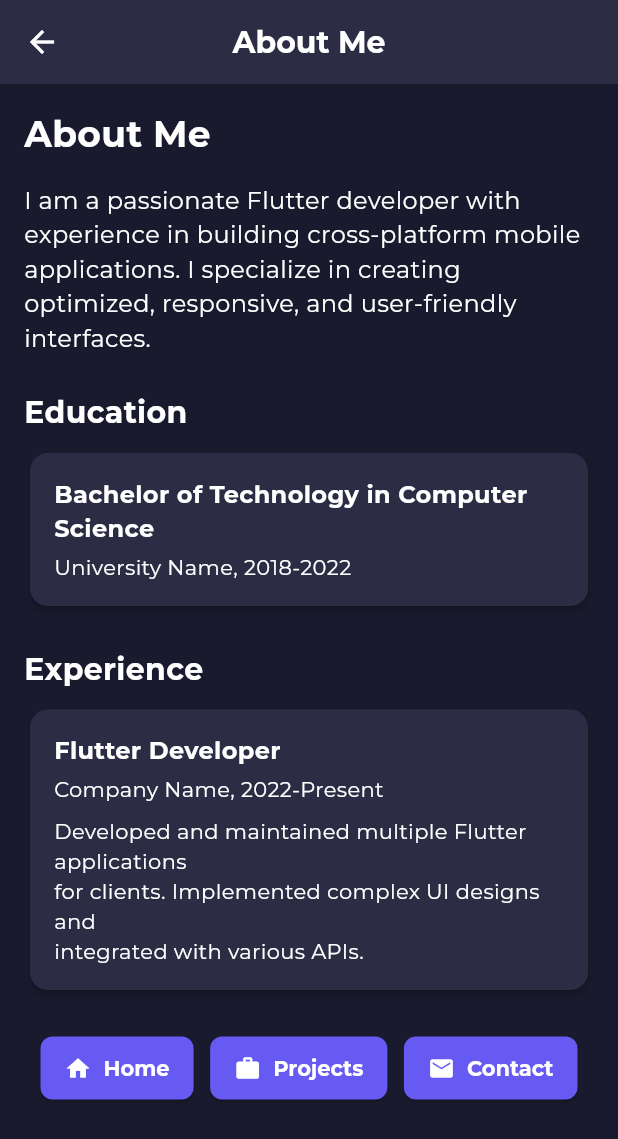
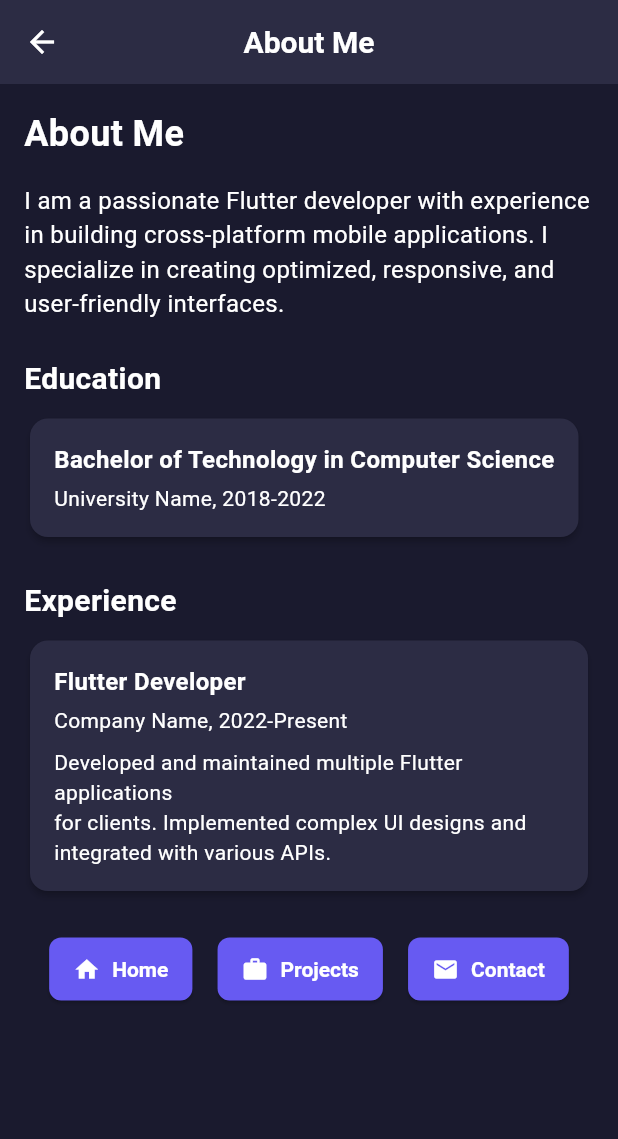
Before and after one commit to sakshamsri4/my_portfolio_web, a Flutter app: the AboutView screen opened by its route, on a phone screen of 412 x 824 dp. Shown: the top 1139 px of the screen. Run offline on Flutter 3.47's test engine with Material 3 defaults, Android fonts, the phone set to English and light mode, and no system bars; our stand-ins replace animated_text_kit, bloc, dio, flutter_svg, font_awesome_flutter, get and 3 more; missing offline and left inert: dart:html; generated files the repository leaves out were written again; project files that could hold a hidden picture were left out.

Commit message:
Refactor: Update app theme to use system fonts and preload local font files

```diff
--- a/lib/app/theme/app_theme.dart
+++ b/lib/app/theme/app_theme.dart
@@ -1,9 +1,11 @@
 import 'package:flutter/material.dart';
-import 'package:google_fonts/google_fonts.dart';
 
 class AppTheme {
   // Private constructor to prevent instantiation
   AppTheme._();
+
+  // Define a system font stack that works across all platforms
+  static const String fontFamily = '.SF Pro Text, -apple-system, BlinkMacSystemFont, Segoe UI, Roboto, Helvetica, Arial, sans-serif';
 
   // Primary color swatch
   static const MaterialColor primarySwatch = MaterialColor(
@@ -36,6 +38,7 @@
     brightness: Brightness.dark,
     primarySwatch: primarySwatch,
     primaryColor: primarySwatch,
+    fontFamily: fontFamily,  // Set the global font family
     scaffoldBackgroundColor: const Color(0xFF1A1A2E),
     colorScheme: ColorScheme.dark(
       primary: primarySwatch,
@@ -46,52 +49,62 @@
       backgroundColor: const Color(0xFF2C2C44),
       foregroundColor: Colors.white,
       elevation: 0,
-      titleTextStyle: GoogleFonts.montserrat(
+      titleTextStyle: const TextStyle(
+        fontFamily: fontFamily,
         fontWeight: FontWeight.bold,
         fontSize: 20,
         color: Colors.white,
       ),
     ),
     textTheme: TextTheme(
-      displayLarge: GoogleFonts.montserrat(
+      displayLarge: const TextStyle(
+        fontFamily: fontFamily,
         fontWeight: FontWeight.bold,
         fontSize: 32,
         color: Colors.white,
       ),
-      displayMedium: GoogleFonts.montserrat(
+      displayMedium: const TextStyle(
+        fontFamily: fontFamily,
         fontWeight: FontWeight.bold,
         fontSize: 28,
         color: Colors.white,
       ),
-      displaySmall: GoogleFonts.montserrat(
+      displaySmall: const TextStyle(
+        fontFamily: fontFamily,
         fontWeight: FontWeight.bold,
         fontSize: 24,
         color: Colors.white,
       ),
-      headlineMedium: GoogleFonts.montserrat(
+      headlineMedium: const TextStyle(
+        fontFamily: fontFamily,
         fontWeight: FontWeight.bold,
         fontSize: 20,
         color: Colors.white,
       ),
-      headlineSmall: GoogleFonts.montserrat(
+      headlineSmall: const TextStyle(
+        fontFamily: fontFamily,
         fontWeight: FontWeight.bold,
         fontSize: 18,
         color: Colors.white,
       ),
-      titleLarge: GoogleFonts.montserrat(
+      titleLarge: const TextStyle(
+        fontFamily: fontFamily,
         fontWeight: FontWeight.bold,
         fontSize: 16,
         color: Colors.white,
       ),
-      bodyLarge: GoogleFonts.montserrat(
+      bodyLarge: const TextStyle(
+        fontFamily: fontFamily,
         fontSize: 16,
         color: Colors.white,
       ),
-      bodyMedium: GoogleFonts.montserrat(
+      bodyMedium: const TextStyle(
+        fontFamily: fontFamily,
         fontSize: 14,
         color: Colors.white,
       ),
-      bodySmall: GoogleFonts.montserrat(
+      bodySmall: const TextStyle(
+        fontFamily: fontFamily,
         fontSize: 12,
         color: Colors.white70,
       ),
@@ -100,7 +113,8 @@
       style: ElevatedButton.styleFrom(
         backgroundColor: primarySwatch,
         foregroundColor: Colors.white,
-        textStyle: GoogleFonts.montserrat(
+        textStyle: const TextStyle(
+          fontFamily: fontFamily,
           fontWeight: FontWeight.bold,
         ),
         padding: const EdgeInsets.symmetric(horizontal: 16, vertical: 12),
@@ -113,7 +127,8 @@
       style: OutlinedButton.styleFrom(
         foregroundColor: primarySwatch,
         side: const BorderSide(color: primarySwatch),
-        textStyle: GoogleFonts.montserrat(
+        textStyle: const TextStyle(
+          fontFamily: fontFamily,
           fontWeight: FontWeight.bold,
         ),
         padding: const EdgeInsets.symmetric(horizontal: 16, vertical: 12),
@@ -131,7 +146,8 @@
     ),
     chipTheme: ChipThemeData(
       backgroundColor: primarySwatch.shade900,
-      labelStyle: GoogleFonts.montserrat(
+      labelStyle: TextStyle(  // Removed const here since we use non-constant values
+        fontFamily: fontFamily,
         color: Colors.white,
       ),
       padding: const EdgeInsets.symmetric(horizontal: 8),
@@ -151,6 +167,7 @@
     useMaterial3: true,
     primarySwatch: primarySwatch,
     primaryColor: primarySwatch,
+    fontFamily: fontFamily,  // Set the global font family
     scaffoldBackgroundColor: backgroundColor,
     colorScheme: ColorScheme.light(
       primary: primarySwatch,
@@ -163,7 +180,8 @@
       foregroundColor: textPrimary,
       elevation: 0,
       centerTitle: true,
-      titleTextStyle: GoogleFonts.montserrat(
+      titleTextStyle: const TextStyle(
+        fontFamily: fontFamily,
         fontWeight: FontWeight.bold,
         fontSize: 20,
         color: textPrimary,
@@ -171,45 +189,54 @@
       iconTheme: const IconThemeData(color: primarySwatch),
     ),
     textTheme: TextTheme(
-      displayLarge: GoogleFonts.montserrat(
+      displayLarge: const TextStyle(
+        fontFamily: fontFamily,
         fontWeight: FontWeight.bold,
         fontSize: 32,
         color: textPrimary,
       ),
-      displayMedium: GoogleFonts.montserrat(
+      displayMedium: const TextStyle(
+        fontFamily: fontFamily,
         fontWeight: FontWeight.bold,
         fontSize: 28,
         color: textPrimary,
       ),
-      displaySmall: GoogleFonts.montserrat(
+      displaySmall: const TextStyle(
+        fontFamily: fontFamily,
         fontWeight: FontWeight.bold,
         fontSize: 24,
         color: textPrimary,
       ),
-      headlineMedium: GoogleFonts.montserrat(
+      headlineMedium: const TextStyle(
+        fontFamily: fontFamily,
         fontWeight: FontWeight.bold,
         fontSize: 20,
         color: textPrimary,
       ),
-      headlineSmall: GoogleFonts.montserrat(
+      headlineSmall: const TextStyle(
+        fontFamily: fontFamily,
         fontWeight: FontWeight.bold,
         fontSize: 18,
         color: textPrimary,
       ),
-      titleLarge: GoogleFonts.montserrat(
+      titleLarge: const TextStyle(
+        fontFamily: fontFamily,
         fontWeight: FontWeight.bold,
         fontSize: 16,
         color: textPrimary,
       ),
-      bodyLarge: GoogleFonts.montserrat(
+      bodyLarge: const TextStyle(
+        fontFamily: fontFamily,
         fontSize: 16,
         color: textPrimary,
       ),
-      bodyMedium: GoogleFonts.montserrat(
+      bodyMedium: const TextStyle(
+        fontFamily: fontFamily,
         fontSize: 14,
         color: textPrimary,
       ),
-      bodySmall: GoogleFonts.montserrat(
+      bodySmall: const TextStyle(
+        fontFamily: fontFamily,
         fontSize: 12,
         color: textSecondary,
       ),
@@ -220,7 +247,8 @@
         foregroundColor: Colors.white,
         elevation: 4,
         shadowColor: primarySwatch.withAlpha(51),
-        textStyle: GoogleFonts.montserrat(
+        textStyle: const TextStyle(
+          fontFamily: fontFamily,
           fontWeight: FontWeight.bold,
           fontSize: 14,
           letterSpacing: 0.5,
@@ -235,7 +263,8 @@
       style: OutlinedButton.styleFrom(
         foregroundColor: primarySwatch,
         side: const BorderSide(color: primarySwatch, width: 2),
-        textStyle: GoogleFonts.montserrat(
+        textStyle: const TextStyle(
+          fontFamily: fontFamily,
           fontWeight: FontWeight.bold,
           fontSize: 14,
           letterSpacing: 0.5,
@@ -267,7 +296,8 @@
     ),
     chipTheme: ChipThemeData(
       backgroundColor: primarySwatch.shade100,
-      labelStyle: GoogleFonts.montserrat(
+      labelStyle: TextStyle(  // Removed const here since we're using non-constant values
+        fontFamily: fontFamily,
         color: primarySwatch.shade800,
       ),
       padding: const EdgeInsets.symmetric(horizontal: 8),
--- a/pubspec.yaml
+++ b/pubspec.yaml
@@ -50,11 +50,13 @@
     - assets/icons/
     - assets/tile_images/
     - assets/tech_icon_svg/
+    - assets/animations/
 
-  # Using Google Fonts instead of local fonts
+  # Using system fonts instead of local font files
   # fonts:
   #   - family: Montserrat
   #     fonts:
   #       - asset: assets/fonts/Montserrat-Regular.ttf
+  #         weight: 400
   #       - asset: assets/fonts/Montserrat-Bold.ttf
   #         weight: 700
```
Also changed, not shown: 1 other file.
